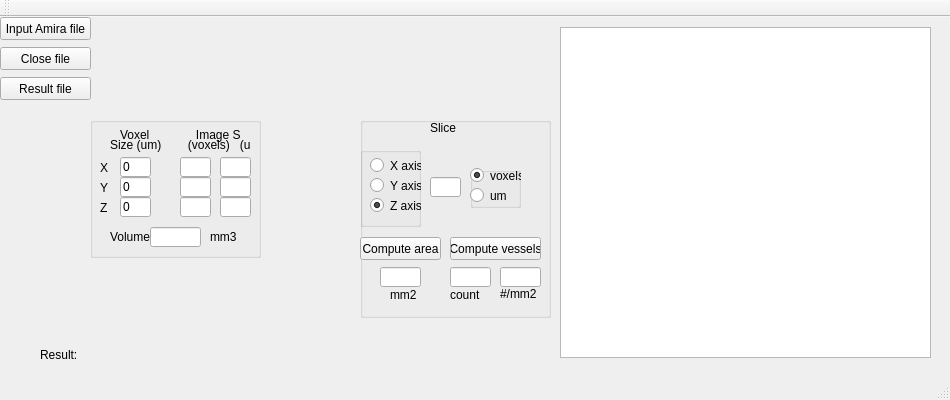
The window that Qt/Quantifier/mainwindow.ui (gibbogle/vessel-tools) describes before a commit, drawn with Qt 5.
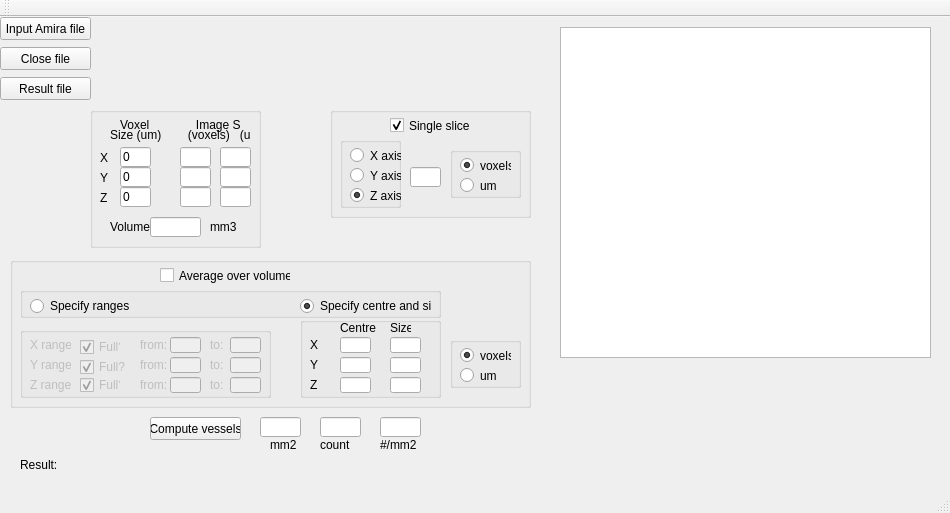
The same window after the commit.

The edit to the form file:
```diff
--- a/Qt/Quantifier/mainwindow.ui
+++ b/Qt/Quantifier/mainwindow.ui
@@ -7,7 +7,7 @@
     <x>0</x>
     <y>0</y>
     <width>950</width>
-    <height>400</height>
+    <height>513</height>
    </rect>
   </property>
   <property name="windowTitle">
@@ -43,8 +43,8 @@
    <widget class="QLabel" name="label">
     <property name="geometry">
      <rect>
-      <x>40</x>
-      <y>330</y>
+      <x>20</x>
+      <y>440</y>
       <width>41</width>
       <height>16</height>
      </rect>
@@ -56,8 +56,8 @@
    <widget class="QLabel" name="labelResult">
     <property name="geometry">
      <rect>
-      <x>80</x>
-      <y>330</y>
+      <x>60</x>
+      <y>440</y>
       <width>491</width>
       <height>16</height>
      </rect>
@@ -131,10 +131,10 @@
    <widget class="QGroupBox" name="groupBox_slice">
     <property name="geometry">
      <rect>
-      <x>360</x>
-      <y>100</y>
-      <width>191</width>
-      <height>201</height>
+      <x>330</x>
+      <y>90</y>
+      <width>201</width>
+      <height>111</height>
      </rect>
     </property>
     <property name="title">
@@ -143,7 +143,7 @@
     <widget class="QLineEdit" name="lineEdit_intercept">
      <property name="geometry">
       <rect>
-       <x>70</x>
+       <x>80</x>
        <y>60</y>
        <width>31</width>
        <height>20</height>
@@ -153,26 +153,13 @@
       <string/>
      </property>
     </widget>
-    <widget class="QLabel" name="label_slice">
-     <property name="geometry">
-      <rect>
-       <x>70</x>
-       <y>0</y>
-       <width>31</width>
-       <height>21</height>
-      </rect>
-     </property>
-     <property name="text">
-      <string>Slice</string>
-     </property>
-    </widget>
     <widget class="QGroupBox" name="groupBox_axis">
      <property name="geometry">
       <rect>
-       <x>0</x>
+       <x>10</x>
        <y>30</y>
        <width>61</width>
-       <height>80</height>
+       <height>71</height>
       </rect>
      </property>
      <property name="title">
@@ -224,10 +211,10 @@
     <widget class="QGroupBox" name="groupBox_sliceunits">
      <property name="geometry">
       <rect>
-       <x>110</x>
-       <y>50</y>
-       <width>51</width>
-       <height>41</height>
+       <x>120</x>
+       <y>40</y>
+       <width>71</width>
+       <height>51</height>
       </rect>
      </property>
      <property name="title">
@@ -236,8 +223,8 @@
      <widget class="QRadioButton" name="radioButton_voxels">
       <property name="geometry">
        <rect>
-        <x>0</x>
-        <y>0</y>
+        <x>10</x>
+        <y>10</y>
         <width>51</width>
         <height>17</height>
        </rect>
@@ -252,8 +239,8 @@
      <widget class="QRadioButton" name="radioButton_microns">
       <property name="geometry">
        <rect>
-        <x>0</x>
-        <y>20</y>
+        <x>10</x>
+        <y>30</y>
         <width>41</width>
         <height>17</height>
        </rect>
@@ -263,116 +250,28 @@
       </property>
      </widget>
     </widget>
-    <widget class="QPushButton" name="pushButton_area">
+    <widget class="QCheckBox" name="checkBoxSlice">
      <property name="geometry">
       <rect>
-       <x>0</x>
-       <y>120</y>
+       <x>60</x>
+       <y>10</y>
        <width>81</width>
-       <height>23</height>
+       <height>17</height>
       </rect>
      </property>
      <property name="text">
-      <string>Compute area</string>
+      <string>Single slice</string>
      </property>
-    </widget>
-    <widget class="QLineEdit" name="lineEdit_area">
-     <property name="geometry">
-      <rect>
-       <x>20</x>
-       <y>150</y>
-       <width>41</width>
-       <height>20</height>
-      </rect>
-     </property>
-     <property name="readOnly">
+     <property name="checked">
       <bool>true</bool>
      </property>
     </widget>
-    <widget class="QPushButton" name="pushButton_vessels">
-     <property name="geometry">
-      <rect>
-       <x>90</x>
-       <y>120</y>
-       <width>91</width>
-       <height>23</height>
-      </rect>
-     </property>
-     <property name="text">
-      <string>Compute vessels</string>
-     </property>
-    </widget>
-    <widget class="QLineEdit" name="lineEdit_count">
-     <property name="geometry">
-      <rect>
-       <x>90</x>
-       <y>150</y>
-       <width>41</width>
-       <height>20</height>
-      </rect>
-     </property>
-     <property name="readOnly">
-      <bool>true</bool>
-     </property>
-    </widget>
-    <widget class="QLineEdit" name="lineEdit_density">
-     <property name="geometry">
-      <rect>
-       <x>140</x>
-       <y>150</y>
-       <width>41</width>
-       <height>20</height>
-      </rect>
-     </property>
-     <property name="readOnly">
-      <bool>true</bool>
-     </property>
-    </widget>
-    <widget class="QLabel" name="label_unitsarea">
-     <property name="geometry">
-      <rect>
-       <x>30</x>
-       <y>170</y>
-       <width>31</width>
-       <height>16</height>
-      </rect>
-     </property>
-     <property name="text">
-      <string>mm2</string>
-     </property>
-    </widget>
-    <widget class="QLabel" name="label_number">
-     <property name="geometry">
-      <rect>
-       <x>90</x>
-       <y>170</y>
-       <width>31</width>
-       <height>16</height>
-      </rect>
-     </property>
-     <property name="text">
-      <string>count</string>
-     </property>
-    </widget>
-    <widget class="QLabel" name="label_density">
-     <property name="geometry">
-      <rect>
-       <x>140</x>
-       <y>170</y>
-       <width>46</width>
-       <height>13</height>
-      </rect>
-     </property>
-     <property name="text">
-      <string>#/mm2</string>
-     </property>
-    </widget>
    </widget>
    <widget class="QGroupBox" name="groupBox_voxel">
     <property name="geometry">
      <rect>
       <x>90</x>
-      <y>100</y>
+      <y>90</y>
       <width>171</width>
       <height>141</height>
      </rect>
@@ -605,6 +504,631 @@
      </property>
     </widget>
    </widget>
+   <widget class="QGroupBox" name="groupBoxRanges">
+    <property name="geometry">
+     <rect>
+      <x>10</x>
+      <y>240</y>
+      <width>521</width>
+      <height>151</height>
+     </rect>
+    </property>
+    <property name="title">
+     <string/>
+    </property>
+    <widget class="QGroupBox" name="groupBox_choice">
+     <property name="geometry">
+      <rect>
+       <x>10</x>
+       <y>30</y>
+       <width>421</width>
+       <height>31</height>
+      </rect>
+     </property>
+     <property name="title">
+      <string/>
+     </property>
+     <widget class="QRadioButton" name="radioButton_range">
+      <property name="geometry">
+       <rect>
+        <x>10</x>
+        <y>10</y>
+        <width>121</width>
+        <height>18</height>
+       </rect>
+      </property>
+      <property name="text">
+       <string>Specify ranges</string>
+      </property>
+     </widget>
+     <widget class="QRadioButton" name="radioButton_centre">
+      <property name="geometry">
+       <rect>
+        <x>280</x>
+        <y>10</y>
+        <width>131</width>
+        <height>18</height>
+       </rect>
+      </property>
+      <property name="text">
+       <string>Specify centre and size</string>
+      </property>
+      <property name="checked">
+       <bool>true</bool>
+      </property>
+     </widget>
+    </widget>
+    <widget class="QGroupBox" name="groupBox_centre">
+     <property name="geometry">
+      <rect>
+       <x>290</x>
+       <y>60</y>
+       <width>141</width>
+       <height>81</height>
+      </rect>
+     </property>
+     <property name="title">
+      <string/>
+     </property>
+     <widget class="QLabel" name="label_centre">
+      <property name="geometry">
+       <rect>
+        <x>40</x>
+        <y>0</y>
+        <width>41</width>
+        <height>21</height>
+       </rect>
+      </property>
+      <property name="text">
+       <string>Centre</string>
+      </property>
+     </widget>
+     <widget class="QLabel" name="label_size">
+      <property name="geometry">
+       <rect>
+        <x>90</x>
+        <y>0</y>
+        <width>21</width>
+        <height>21</height>
+       </rect>
+      </property>
+      <property name="text">
+       <string>Size</string>
+      </property>
+     </widget>
+     <widget class="QLabel" name="label_x_2">
+      <property name="geometry">
+       <rect>
+        <x>10</x>
+        <y>20</y>
+        <width>16</width>
+        <height>16</height>
+       </rect>
+      </property>
+      <property name="text">
+       <string>X</string>
+      </property>
+     </widget>
+     <widget class="QLabel" name="label_y_2">
+      <property name="geometry">
+       <rect>
+        <x>10</x>
+        <y>40</y>
+        <width>16</width>
+        <height>16</height>
+       </rect>
+      </property>
+      <property name="text">
+       <string>Y</string>
+      </property>
+     </widget>
+     <widget class="QLabel" name="label_z_2">
+      <property name="geometry">
+       <rect>
+        <x>10</x>
+        <y>60</y>
+        <width>16</width>
+        <height>16</height>
+       </rect>
+      </property>
+      <property name="text">
+       <string>Z</string>
+      </property>
+     </widget>
+     <widget class="QLineEdit" name="lineEdit_xcentre">
+      <property name="geometry">
+       <rect>
+        <x>40</x>
+        <y>20</y>
+        <width>31</width>
+        <height>16</height>
+       </rect>
+      </property>
+     </widget>
+     <widget class="QLineEdit" name="lineEdit_ycentre">
+      <property name="geometry">
+       <rect>
+        <x>40</x>
+        <y>40</y>
+        <width>31</width>
+        <height>16</height>
+       </rect>
+      </property>
+     </widget>
+     <widget class="QLineEdit" name="lineEdit_zcentre">
+      <property name="geometry">
+       <rect>
+        <x>40</x>
+        <y>60</y>
+        <width>31</width>
+        <height>16</height>
+       </rect>
+      </property>
+     </widget>
+     <widget class="QLineEdit" name="lineEdit_xsize">
+      <property name="geometry">
+       <rect>
+        <x>90</x>
+        <y>20</y>
+        <width>31</width>
+        <height>16</height>
+       </rect>
+      </property>
+     </widget>
+     <widget class="QLineEdit" name="lineEdit_ysize">
+      <property name="geometry">
+       <rect>
+        <x>90</x>
+        <y>40</y>
+        <width>31</width>
+        <height>16</height>
+       </rect>
+      </property>
+     </widget>
+     <widget class="QLineEdit" name="lineEdit_zsize">
+      <property name="geometry">
+       <rect>
+        <x>90</x>
+        <y>60</y>
+        <width>31</width>
+        <height>16</height>
+       </rect>
+      </property>
+     </widget>
+    </widget>
+    <widget class="QGroupBox" name="groupBox_range">
+     <property name="enabled">
+      <bool>false</bool>
+     </property>
+     <property name="geometry">
+      <rect>
+       <x>10</x>
+       <y>70</y>
+       <width>251</width>
+       <height>71</height>
+      </rect>
+     </property>
+     <property name="title">
+      <string/>
+     </property>
+     <widget class="QLabel" name="label_zto">
+      <property name="geometry">
+       <rect>
+        <x>190</x>
+        <y>50</y>
+        <width>21</width>
+        <height>16</height>
+       </rect>
+      </property>
+      <property name="text">
+       <string>to:</string>
+      </property>
+     </widget>
+     <widget class="QCheckBox" name="checkBox_zfull">
+      <property name="geometry">
+       <rect>
+        <x>60</x>
+        <y>50</y>
+        <width>41</width>
+        <height>16</height>
+       </rect>
+      </property>
+      <property name="layoutDirection">
+       <enum>Qt::LeftToRight</enum>
+      </property>
+      <property name="text">
+       <string>Full?</string>
+      </property>
+      <property name="checked">
+       <bool>true</bool>
+      </property>
+     </widget>
+     <widget class="QLineEdit" name="lineEdit_x1">
+      <property name="enabled">
+       <bool>false</bool>
+      </property>
+      <property name="geometry">
+       <rect>
+        <x>150</x>
+        <y>10</y>
+        <width>31</width>
+        <height>16</height>
+       </rect>
+      </property>
+      <property name="text">
+       <string/>
+      </property>
+     </widget>
+     <widget class="QLineEdit" name="lineEdit_z1">
+      <property name="enabled">
+       <bool>false</bool>
+      </property>
+      <property name="geometry">
+       <rect>
+        <x>150</x>
+        <y>50</y>
+        <width>31</width>
+        <height>16</height>
+       </rect>
+      </property>
+      <property name="text">
+       <string/>
+      </property>
+     </widget>
+     <widget class="QLineEdit" name="lineEdit_x2">
+      <property name="enabled">
+       <bool>false</bool>
+      </property>
+      <property name="geometry">
+       <rect>
+        <x>210</x>
+        <y>10</y>
+        <width>31</width>
+        <height>16</height>
+       </rect>
+      </property>
+      <property name="text">
+       <string/>
+      </property>
+     </widget>
+     <widget class="QLineEdit" name="lineEdit_y1">
+      <property name="enabled">
+       <bool>false</bool>
+      </property>
+      <property name="geometry">
+       <rect>
+        <x>150</x>
+        <y>30</y>
+        <width>31</width>
+        <height>16</height>
+       </rect>
+      </property>
+      <property name="text">
+       <string/>
+      </property>
+     </widget>
+     <widget class="QCheckBox" name="checkBox_yfull">
+      <property name="geometry">
+       <rect>
+        <x>60</x>
+        <y>30</y>
+        <width>51</width>
+        <height>20</height>
+       </rect>
+      </property>
+      <property name="layoutDirection">
+       <enum>Qt::LeftToRight</enum>
+      </property>
+      <property name="text">
+       <string>Full?</string>
+      </property>
+      <property name="checked">
+       <bool>true</bool>
+      </property>
+     </widget>
+     <widget class="QLabel" name="label_xrange">
+      <property name="geometry">
+       <rect>
+        <x>10</x>
+        <y>10</y>
+        <width>41</width>
+        <height>16</height>
+       </rect>
+      </property>
+      <property name="text">
+       <string>X range: </string>
+      </property>
+     </widget>
+     <widget class="QLabel" name="label_zrange">
+      <property name="geometry">
+       <rect>
+        <x>10</x>
+        <y>50</y>
+        <width>41</width>
+        <height>16</height>
+       </rect>
+      </property>
+      <property name="text">
+       <string>Z range: </string>
+      </property>
+     </widget>
+     <widget class="QLabel" name="label_yrange">
+      <property name="geometry">
+       <rect>
+        <x>10</x>
+        <y>30</y>
+        <width>41</width>
+        <height>16</height>
+       </rect>
+      </property>
+      <property name="text">
+       <string>Y range: </string>
+      </property>
+     </widget>
+     <widget class="QLabel" name="label_xto">
+      <property name="geometry">
+       <rect>
+        <x>190</x>
+        <y>10</y>
+        <width>21</width>
+        <height>16</height>
+       </rect>
+      </property>
+      <property name="text">
+       <string>to:</string>
+      </property>
+     </widget>
+     <widget class="QLabel" name="label_yfrom">
+      <property name="geometry">
+       <rect>
+        <x>120</x>
+        <y>30</y>
+        <width>31</width>
+        <height>16</height>
+       </rect>
+      </property>
+      <property name="text">
+       <string>from:</string>
+      </property>
+     </widget>
+     <widget class="QLabel" name="label_xfrom">
+      <property name="geometry">
+       <rect>
+        <x>120</x>
+        <y>10</y>
+        <width>31</width>
+        <height>16</height>
+       </rect>
+      </property>
+      <property name="text">
+       <string>from:</string>
+      </property>
+     </widget>
+     <widget class="QLineEdit" name="lineEdit_z2">
+      <property name="enabled">
+       <bool>false</bool>
+      </property>
+      <property name="geometry">
+       <rect>
+        <x>210</x>
+        <y>50</y>
+        <width>31</width>
+        <height>16</height>
+       </rect>
+      </property>
+      <property name="text">
+       <string/>
+      </property>
+     </widget>
+     <widget class="QCheckBox" name="checkBox_xfull">
+      <property name="geometry">
+       <rect>
+        <x>60</x>
+        <y>10</y>
+        <width>41</width>
+        <height>20</height>
+       </rect>
+      </property>
+      <property name="layoutDirection">
+       <enum>Qt::LeftToRight</enum>
+      </property>
+      <property name="text">
+       <string>Full?</string>
+      </property>
+      <property name="checked">
+       <bool>true</bool>
+      </property>
+     </widget>
+     <widget class="QLabel" name="label_yto">
+      <property name="geometry">
+       <rect>
+        <x>190</x>
+        <y>30</y>
+        <width>21</width>
+        <height>16</height>
+       </rect>
+      </property>
+      <property name="text">
+       <string>to:</string>
+      </property>
+     </widget>
+     <widget class="QLabel" name="label_zfrom">
+      <property name="geometry">
+       <rect>
+        <x>120</x>
+        <y>50</y>
+        <width>31</width>
+        <height>16</height>
+       </rect>
+      </property>
+      <property name="text">
+       <string>from:</string>
+      </property>
+     </widget>
+     <widget class="QLineEdit" name="lineEdit_y2">
+      <property name="enabled">
+       <bool>false</bool>
+      </property>
+      <property name="geometry">
+       <rect>
+        <x>210</x>
+        <y>30</y>
+        <width>31</width>
+        <height>16</height>
+       </rect>
+      </property>
+      <property name="text">
+       <string/>
+      </property>
+     </widget>
+    </widget>
+    <widget class="QCheckBox" name="checkBoxAverage">
+     <property name="geometry">
+      <rect>
+       <x>150</x>
+       <y>10</y>
+       <width>131</width>
+       <height>17</height>
+      </rect>
+     </property>
+     <property name="text">
+      <string>Average over volume</string>
+     </property>
+    </widget>
+    <widget class="QGroupBox" name="groupBox_rangeunits">
+     <property name="geometry">
+      <rect>
+       <x>440</x>
+       <y>80</y>
+       <width>71</width>
+       <height>51</height>
+      </rect>
+     </property>
+     <property name="title">
+      <string/>
+     </property>
+     <widget class="QRadioButton" name="radioButton_rangevoxels">
+      <property name="geometry">
+       <rect>
+        <x>10</x>
+        <y>10</y>
+        <width>51</width>
+        <height>17</height>
+       </rect>
+      </property>
+      <property name="text">
+       <string>voxels</string>
+      </property>
+      <property name="checked">
+       <bool>true</bool>
+      </property>
+     </widget>
+     <widget class="QRadioButton" name="radioButton_rangemicrons">
+      <property name="geometry">
+       <rect>
+        <x>10</x>
+        <y>30</y>
+        <width>41</width>
+        <height>17</height>
+       </rect>
+      </property>
+      <property name="text">
+       <string>um</string>
+      </property>
+     </widget>
+    </widget>
+   </widget>
+   <widget class="QPushButton" name="pushButton_vessels">
+    <property name="geometry">
+     <rect>
+      <x>150</x>
+      <y>400</y>
+      <width>91</width>
+      <height>23</height>
+     </rect>
+    </property>
+    <property name="text">
+     <string>Compute vessels</string>
+    </property>
+   </widget>
+   <widget class="QLineEdit" name="lineEdit_density">
+    <property name="geometry">
+     <rect>
+      <x>380</x>
+      <y>400</y>
+      <width>41</width>
+      <height>20</height>
+     </rect>
+    </property>
+    <property name="readOnly">
+     <bool>true</bool>
+    </property>
+   </widget>
+   <widget class="QLineEdit" name="lineEdit_count">
+    <property name="geometry">
+     <rect>
+      <x>320</x>
+      <y>400</y>
+      <width>41</width>
+      <height>20</height>
+     </rect>
+    </property>
+    <property name="readOnly">
+     <bool>true</bool>
+    </property>
+   </widget>
+   <widget class="QLineEdit" name="lineEdit_area">
+    <property name="geometry">
+     <rect>
+      <x>260</x>
+      <y>400</y>
+      <width>41</width>
+      <height>20</height>
+     </rect>
+    </property>
+    <property name="readOnly">
+     <bool>true</bool>
+    </property>
+   </widget>
+   <widget class="QLabel" name="label_density">
+    <property name="geometry">
+     <rect>
+      <x>380</x>
+      <y>420</y>
+      <width>41</width>
+      <height>16</height>
+     </rect>
+    </property>
+    <property name="text">
+     <string>#/mm2</string>
+    </property>
+   </widget>
+   <widget class="QLabel" name="label_unitsarea">
+    <property name="geometry">
+     <rect>
+      <x>270</x>
+      <y>420</y>
+      <width>31</width>
+      <height>16</height>
+     </rect>
+    </property>
+    <property name="text">
+     <string>mm2</string>
+    </property>
+   </widget>
+   <widget class="QLabel" name="label_number">
+    <property name="geometry">
+     <rect>
+      <x>320</x>
+      <y>420</y>
+      <width>31</width>
+      <height>16</height>
+     </rect>
+    </property>
+    <property name="text">
+     <string>count</string>
+    </property>
+   </widget>
   </widget>
   <widget class="QMenuBar" name="menuBar">
    <property name="geometry">
```
Left out of the diff: 70 changed lines with no effect on the pictures.
